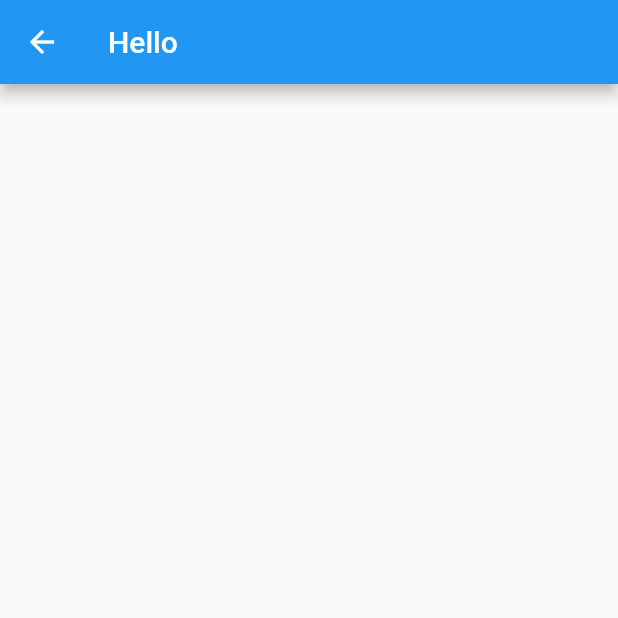
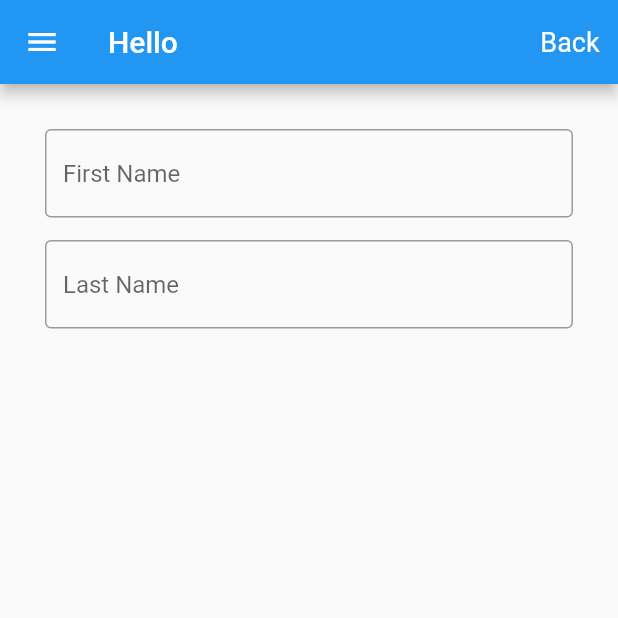
Before and after one commit to mrikesh/Flutter-Practice, a Flutter app: the screen it shows after launch, after a tap on "Login", on a phone screen of 412 x 824 dp, the top half of it. Run offline on Flutter 3.47's test engine with Material 2 defaults, Android fonts, the phone set to English and light mode, and no system bars; network calls fail.

Commit message:
Updated Pages

```diff
--- a/lib/home.dart
+++ b/lib/home.dart
@@ -88,6 +88,7 @@ class _HomeState extends State<Home> {
                         child: Text("Create Account"),
                         style: TextButton.styleFrom(
                           padding: const EdgeInsets.all(16.0),
+                          backgroundColor: Colors.transparent,
                           textStyle: TextStyle(
                             fontSize: 18,
                           ),
@@ -104,6 +105,7 @@ class _HomeState extends State<Home> {
                         child: Text("Forget Password?"),
                         style: TextButton.styleFrom(
                           padding: const EdgeInsets.all(16.0),
+                          backgroundColor: Colors.transparent,
                           textStyle: TextStyle(
                             fontSize: 18,
                           ),
@@ -120,42 +122,6 @@ class _HomeState extends State<Home> {
           ),
         ),
       ),
-      drawer: Drawer(
-        child: ListView(
-          children: [
-            // DrawerHeader(
-            //   child:Text(
-            //     "Hello",
-            //     style: TextStyle(color: Colors.white)),
-            //   decoration: BoxDecoration(color: Colors.indigo),
-            //    ),
-            UserAccountsDrawerHeader(
-              accountName: Text("User Name"),
-              accountEmail: Text("user123@gmail.com"),
-              currentAccountPicture: CircleAvatar(
-                backgroundImage: NetworkImage(
-                    "https://cdn.pixabay.com/photo/2015/10/05/22/37/blank-profile-picture-973460__340.png"),
-              ),
-            ),
-            ListTile(
-              leading: Icon(Icons.person),
-              title: Text("Account"),
-              subtitle: Text("Personal"),
-              trailing: Icon(Icons.edit),
-            ),
-            ListTile(
-              leading: Icon(Icons.email),
-              title: Text("Email"),
-              subtitle: Text("user@email.com"),
-              trailing: Icon(Icons.send),
-            ),
-          ],
-        ),
-      ),
-      floatingActionButton: FloatingActionButton(
-        onPressed: () {},
-        child: Icon(Icons.edit),
-      ),
     );
   }
 }
--- a/lib/login.dart
+++ b/lib/login.dart
@@ -9,6 +9,75 @@ class Login extends StatelessWidget {
     return Scaffold(
       appBar: AppBar(
         title: Text("Hello"),
+        actions: [
+          TextButton(
+              onPressed: () {
+                Navigator.push(
+                  context,
+                  MaterialPageRoute(builder: (context) => Home()),
+                );
+              },
+              child: Text("Back"),
+              style: TextButton.styleFrom(
+                textStyle: TextStyle(fontSize: 18),
+                primary: Colors.white,
+                backgroundColor: Colors.transparent,
+              ))
+        ],
+      ),
+      drawer: Drawer(
+        child: ListView(
+          children: [
+            // DrawerHeader(
+            //   child:Text(
+            //     "Hello",
+            //     style: TextStyle(color: Colors.white)),
+            //   decoration: BoxDecoration(color: Colors.indigo),
+            //    ),
+            UserAccountsDrawerHeader(
+              accountName: Text("User Name"),
+              accountEmail: Text("user123@gmail.com"),
+              currentAccountPicture: CircleAvatar(
+                backgroundImage: NetworkImage(
+                    "https://cdn.pixabay.com/photo/2015/10/05/22/37/blank-profile-picture-973460__340.png"),
+              ),
+            ),
+            ListTile(
+              leading: Icon(Icons.person),
+              title: Text("Account"),
+              subtitle: Text("Personal"),
+              trailing: Icon(Icons.edit),
+            ),
+            ListTile(
+              leading: Icon(Icons.email),
+              title: Text("Email"),
+              subtitle: Text("user@email.com"),
+              trailing: Icon(Icons.send),
+            ),
+          ],
+        ),
+      ),
+      body: Padding(
+        padding: const EdgeInsets.all(30),
+        child: Column(
+          children: [
+            TextField(
+              decoration: InputDecoration(
+                hintText: "First Name",
+                border: OutlineInputBorder()
+              ),
+            ),
+            SizedBox(
+              height: 15,
+            ),
+            TextField(
+              decoration: InputDecoration(
+                hintText: "Last Name",
+                border: OutlineInputBorder()
+              ),
+            ),
+          ],
+        ),
       ),
     );
   }
```
